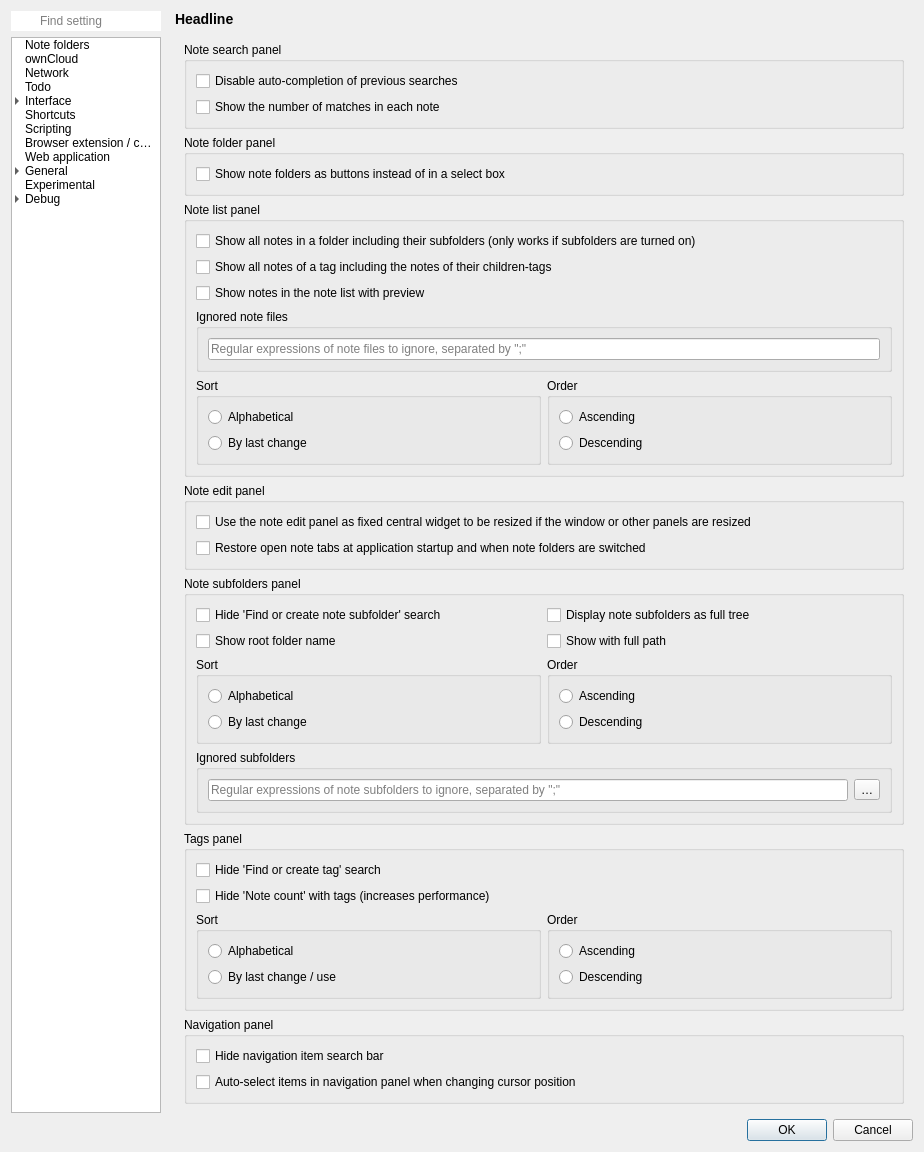
Qt form qownnotes/dialogs/settingsdialog.ui (Samael340/qownnotes_alt) before a commit.
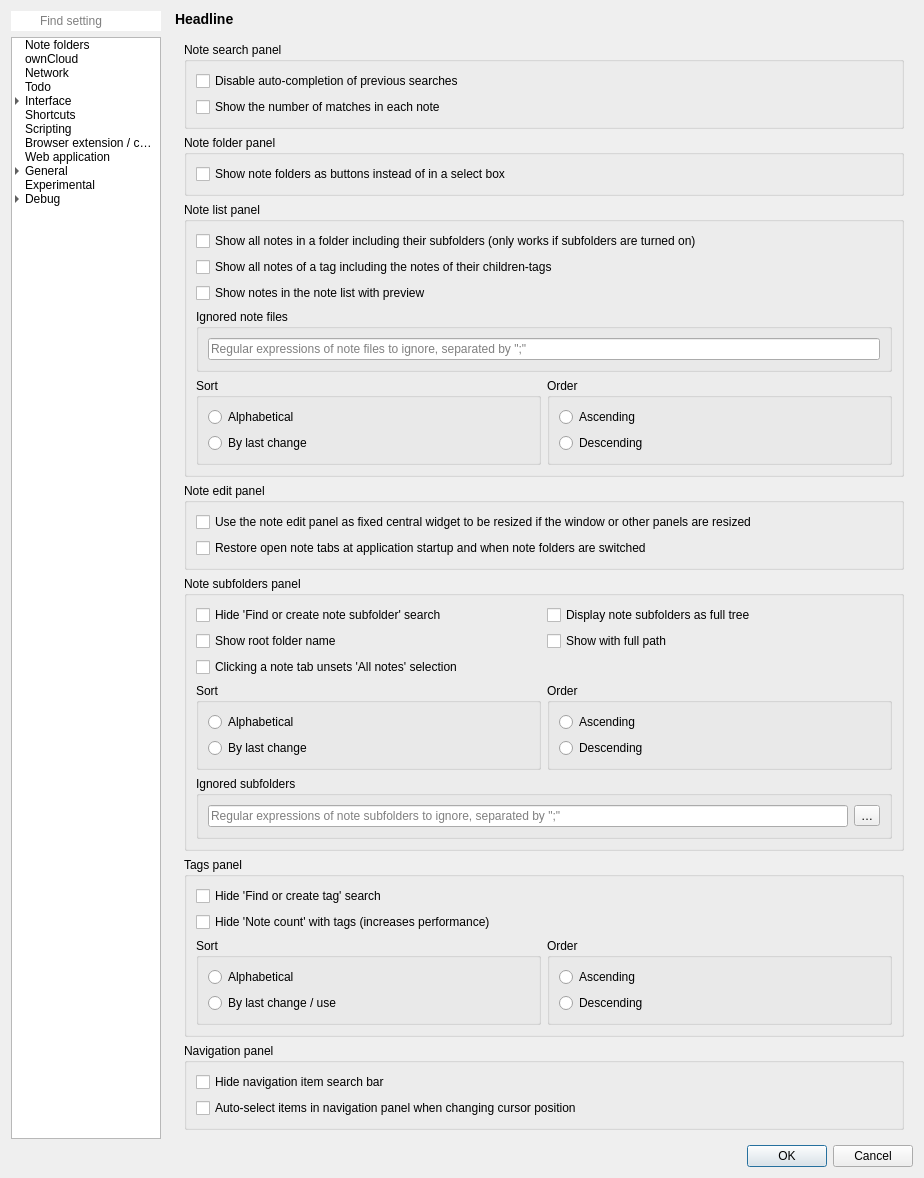
The same form after that commit. The open tabs and pages were chosen to show the change. Icons and pictures are not drawn. Custom widgets are drawn as their Qt base class.

The edit to the form file:
```diff
--- a/qownnotes/dialogs/settingsdialog.ui
+++ b/qownnotes/dialogs/settingsdialog.ui
@@ -5862,14 +5862,7 @@
                 <string>Note subfolders panel</string>
                </property>
                <layout class="QGridLayout" name="gridLayout_56">
-                <item row="1" column="1">
-                 <widget class="QCheckBox" name="noteSubfoldersPanelShowFullPathCheckBox">
-                  <property name="text">
-                   <string>Show with full path</string>
-                  </property>
-                 </widget>
-                </item>
-                <item row="4" column="0">
+                <item row="5" column="0">
                  <widget class="QGroupBox" name="noteSubfoldersPanelSortGroupBox">
                   <property name="title">
                    <string>Sort</string>
@@ -5892,43 +5885,6 @@
                   </layout>
                  </widget>
                 </item>
-                <item row="1" column="0">
-                 <widget class="QCheckBox" name="noteSubfoldersPanelShowRootFolderNameCheckBox">
-                  <property name="text">
-                   <string>Show root folder name</string>
-                  </property>
-                 </widget>
-                </item>
-                <item row="4" column="1">
-                 <widget class="QGroupBox" name="noteSubfoldersPanelOrderGroupBox">
-                  <property name="title">
-                   <string>Order</string>
-                  </property>
-                  <layout class="QVBoxLayout" name="verticalLayout_18">
-                   <item>
-                    <widget class="QRadioButton" name="noteSubfoldersPanelOrderAscendingRadioButton">
-                     <property name="text">
-                      <string>Ascending</string>
-                     </property>
-                    </widget>
-                   </item>
-                   <item>
-                    <widget class="QRadioButton" name="noteSubfoldersPanelOrderDescendingRadioButton">
-                     <property name="text">
-                      <string>Descending</string>
-                     </property>
-                    </widget>
-                   </item>
-                  </layout>
-                 </widget>
-                </item>
-                <item row="0" column="0">
-                 <widget class="QCheckBox" name="noteSubfoldersPanelHideSearchCheckBox">
-                  <property name="text">
-                   <string>Hide 'Find or create note subfolder' search</string>
-                  </property>
-                 </widget>
-                </item>
                 <item row="0" column="1">
                  <widget class="QCheckBox" name="noteSubfoldersPanelDisplayAsFullTreeCheckBox">
                   <property name="text">
@@ -5936,7 +5892,14 @@
                   </property>
                  </widget>
                 </item>
-                <item row="5" column="0" colspan="2">
+                <item row="1" column="1">
+                 <widget class="QCheckBox" name="noteSubfoldersPanelShowFullPathCheckBox">
+                  <property name="text">
+                   <string>Show with full path</string>
+                  </property>
+                 </widget>
+                </item>
+                <item row="6" column="0" colspan="2">
                  <widget class="QGroupBox" name="groupBox_30">
                   <property name="toolTip">
                    <string>Regular expressions of note subfolders to ignore, separated by &quot;;&quot;</string>
@@ -5972,6 +5935,50 @@
                   </layout>
                  </widget>
                 </item>
+                <item row="1" column="0">
+                 <widget class="QCheckBox" name="noteSubfoldersPanelShowRootFolderNameCheckBox">
+                  <property name="text">
+                   <string>Show root folder name</string>
+                  </property>
+                 </widget>
+                </item>
+                <item row="0" column="0">
+                 <widget class="QCheckBox" name="noteSubfoldersPanelHideSearchCheckBox">
+                  <property name="text">
+                   <string>Hide 'Find or create note subfolder' search</string>
+                  </property>
+                 </widget>
+                </item>
+                <item row="5" column="1">
+                 <widget class="QGroupBox" name="noteSubfoldersPanelOrderGroupBox">
+                  <property name="title">
+                   <string>Order</string>
+                  </property>
+                  <layout class="QVBoxLayout" name="verticalLayout_18">
+                   <item>
+                    <widget class="QRadioButton" name="noteSubfoldersPanelOrderAscendingRadioButton">
+                     <property name="text">
+                      <string>Ascending</string>
+                     </property>
+                    </widget>
+                   </item>
+                   <item>
+                    <widget class="QRadioButton" name="noteSubfoldersPanelOrderDescendingRadioButton">
+                     <property name="text">
+                      <string>Descending</string>
+                     </property>
+                    </widget>
+                   </item>
+                  </layout>
+                 </widget>
+                </item>
+                <item row="2" column="0">
+                 <widget class="QCheckBox" name="noteSubfoldersPanelTabsUnsetAllNotesSelectionCheckBox">
+                  <property name="text">
+                   <string>Clicking a note tab unsets 'All notes' selection</string>
+                  </property>
+                 </widget>
+                </item>
                </layout>
               </widget>
              </item>
@@ -6857,6 +6864,11 @@
   </layout>
  </widget>
  <customwidgets>
+  <customwidget>
+   <class>PasswordLineEdit</class>
+   <extends>QLineEdit</extends>
+   <header location="global">widgets/passwordlineedit.h</header>
+  </customwidget>
   <customwidget>
    <class>QOwnNotesMarkdownTextEdit</class>
    <extends>QPlainTextEdit</extends>
```
Left out of the diff: 8 changed lines with no effect on the pictures.
